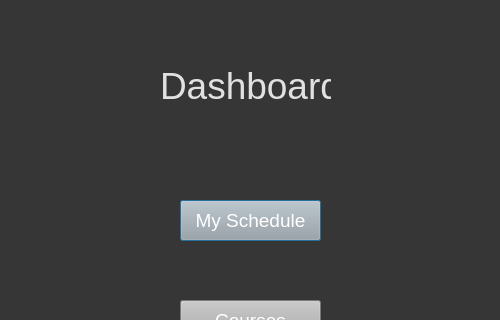
3wes22/Online-Course-Scheduler, file Front End/dashboard.ui: the form before one commit; both pictures show x 0 to 500 and y 0 to 320 of the 500 by 640 pixel window.
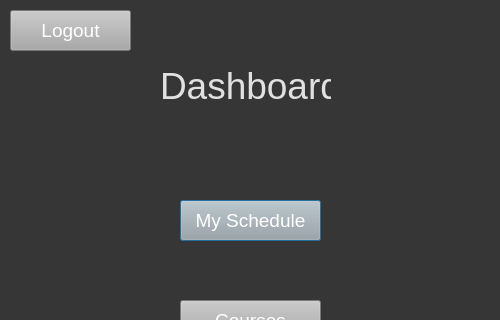
The form after the commit.

The edit to the form file:
```diff
--- a/Front End/dashboard.ui
+++ b/Front End/dashboard.ui
@@ -64,6 +64,22 @@
                 <string>Courses</string>
             </property>
         </widget>
+        <widget class="QPushButton" name="logoutButton">
+            <property name="geometry">
+                <rect>
+                    <x>10</x>
+                    <y>10</y>
+                    <width>121</width>
+                    <height>41</height>
+                </rect>
+            </property>
+            <property name="styleSheet">
+                <string notr="true">background-color: rgb(167, 168, 167); font-size:14pt; color:rgb(255, 255, 255)</string>
+            </property>
+            <property name="text">
+                <string>Logout</string>
+            </property>
+        </widget>
     </widget>
     <resources/>
     <connections/>
```
